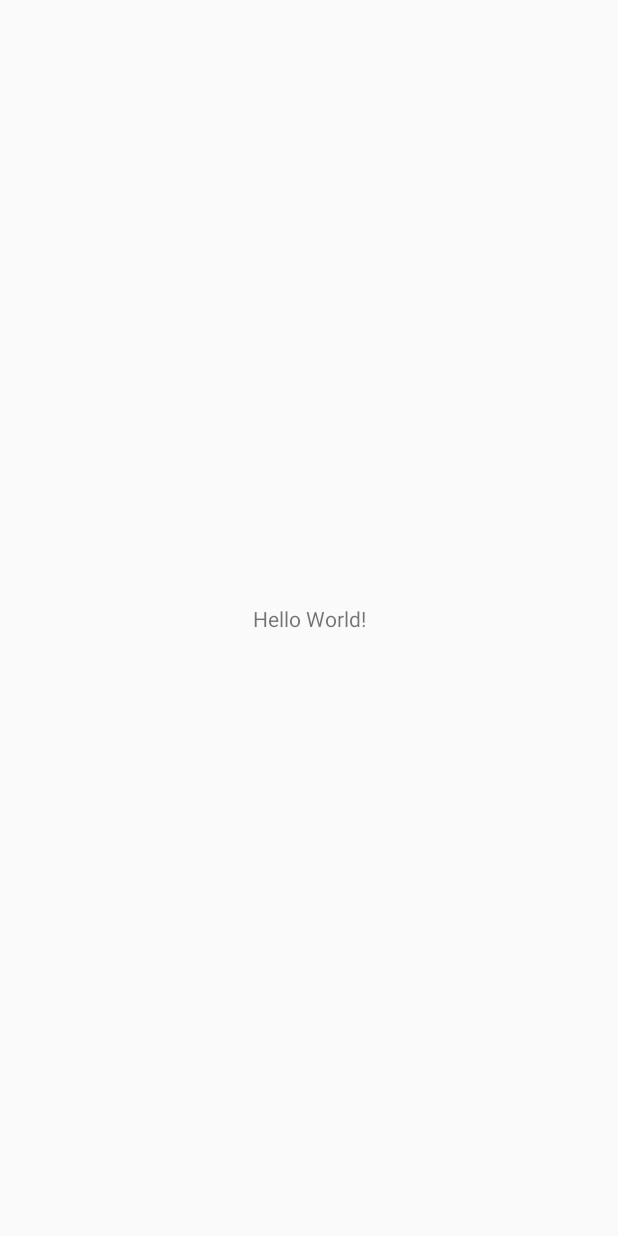
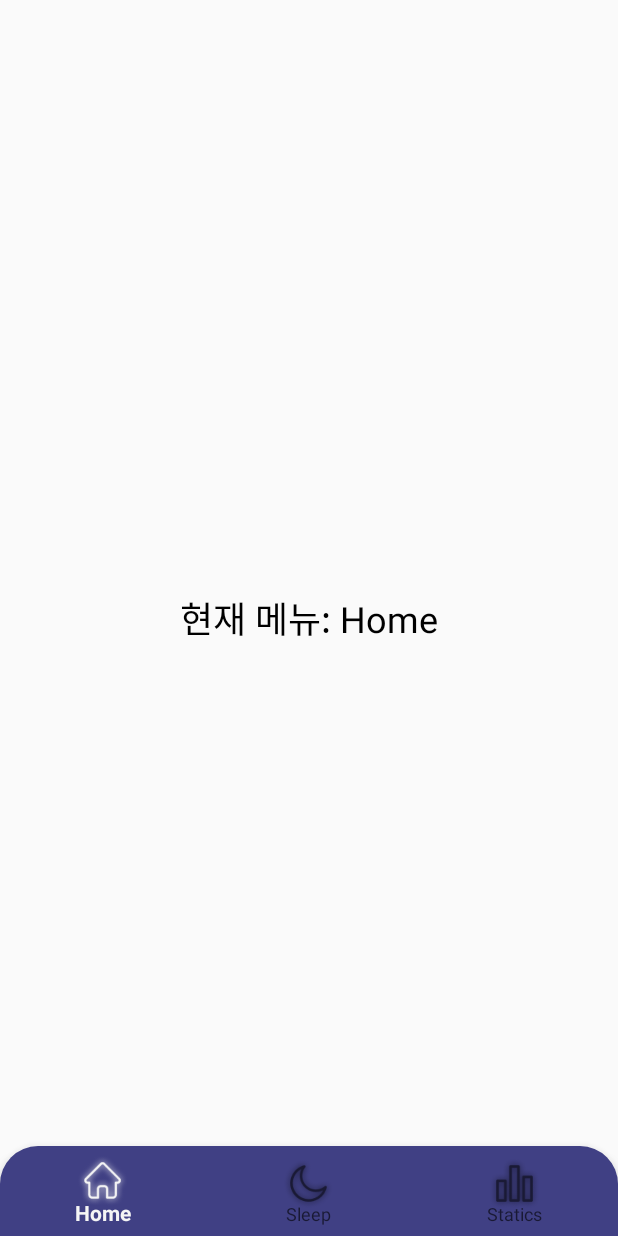
Before and after one commit to YeRimmm-Cho/CoolcoolLog, an Android app: the MainActivity screen opened directly, with no data from a screen before it, on a phone screen of 412 x 824 dp. Before the commit the screen is almost empty. Run offline under Robolectric (Android 15) with nearby library versions, the phone set to English and light mode, and no system bars.

Commit message:
Feat: 메뉴바 구현

```diff
--- a/app/build.gradle.kts
+++ b/app/build.gradle.kts
@@ -40,4 +40,10 @@ dependencies {
     testImplementation(libs.junit)
     androidTestImplementation(libs.ext.junit)
     androidTestImplementation(libs.espresso.core)
+
+    // 추가 의존성
+
+    // 하단 네비게이션 바 의존성
+    implementation("com.google.android.material:material:1.9.0")
+
 }
--- a/app/src/main/java/com/example/coolcoollog/MainActivity.java
+++ b/app/src/main/java/com/example/coolcoollog/MainActivity.java
@@ -1,24 +1,36 @@
 package com.example.coolcoollog;
 
 import android.os.Bundle;
-
-import androidx.activity.EdgeToEdge;
+import android.widget.Toast;
 import androidx.appcompat.app.AppCompatActivity;
-import androidx.core.graphics.Insets;
-import androidx.core.view.ViewCompat;
-import androidx.core.view.WindowInsetsCompat;
+import com.google.android.material.bottomnavigation.BottomNavigationView;
 
 public class MainActivity extends AppCompatActivity {
 
     @Override
     protected void onCreate(Bundle savedInstanceState) {
         super.onCreate(savedInstanceState);
-        EdgeToEdge.enable(this);
         setContentView(R.layout.activity_main);
-        ViewCompat.setOnApplyWindowInsetsListener(findViewById(R.id.main), (v, insets) -> {
-            Insets systemBars = insets.getInsets(WindowInsetsCompat.Type.systemBars());
-            v.setPadding(systemBars.left, systemBars.top, systemBars.right, systemBars.bottom);
-            return insets;
+
+        // BottomNavigationView 설정
+        BottomNavigationView bottomNavigationView = findViewById(R.id.bottom_navigation);
+
+        // 메뉴 아이템 선택 이벤트 처리
+        bottomNavigationView.setOnItemSelectedListener(item -> {
+            int itemId = item.getItemId();
+
+            if (itemId == R.id.nav_home) {
+                Toast.makeText(this, "Home 선택됨", Toast.LENGTH_SHORT).show();
+                return true;
+            } else if (itemId == R.id.nav_sleep) {
+                Toast.makeText(this, "Sleep 선택됨", Toast.LENGTH_SHORT).show();
+                return true;
+            } else if (itemId == R.id.nav_statistics) {
+                Toast.makeText(this, "Statistics 선택됨", Toast.LENGTH_SHORT).show();
+                return true;
+            } else {
+                return false;
+            }
         });
     }
 }
--- /dev/null
+++ b/app/src/main/res/drawable/background_menu.xml
@@ -0,0 +1,16 @@
+<shape xmlns:android="http://schemas.android.com/apk/res/android">
+    <solid android:color="@color/menu_purple" />
+
+    <!-- 모서리 둥글게: 위쪽만 둥글게 -->
+    <corners
+        android:topLeftRadius="25dp"
+        android:topRightRadius="25dp"
+        android:bottomLeftRadius="0dp"
+        android:bottomRightRadius="0dp" />
+
+    <padding
+        android:paddingLeft="12dp"
+        android:paddingTop="12dp"
+        android:paddingRight="12dp"
+        android:paddingBottom="12dp" />
+</shape>
--- /dev/null
+++ b/app/src/main/res/drawable/ic_home_selector.xml
@@ -0,0 +1,6 @@
+<selector xmlns:android="http://schemas.android.com/apk/res/android">
+    <!-- 선택된 상태 -->
+    <item android:state_checked="true" android:drawable="@drawable/ic_home_selected" />
+    <!-- 선택되지 않은 상태 -->
+    <item android:drawable="@drawable/ic_home" />
+</selector>
--- /dev/null
+++ b/app/src/main/res/drawable/ic_sleep_selector.xml
@@ -0,0 +1,6 @@
+<selector xmlns:android="http://schemas.android.com/apk/res/android">
+    <!-- 선택된 상태 -->
+    <item android:state_checked="true" android:drawable="@drawable/ic_sleep_selected" />
+    <!-- 선택되지 않은 상태 -->
+    <item android:drawable="@drawable/ic_sleep" />
+</selector>
--- /dev/null
+++ b/app/src/main/res/drawable/ic_statistics_selector.xml
@@ -0,0 +1,6 @@
+<selector xmlns:android="http://schemas.android.com/apk/res/android">
+    <!-- 선택된 상태 -->
+    <item android:state_checked="true" android:drawable="@drawable/ic_statistics_selected" />
+    <!-- 선택되지 않은 상태 -->
+    <item android:drawable="@drawable/ic_statistics" />
+</selector>
--- a/app/src/main/res/layout/activity_main.xml
+++ b/app/src/main/res/layout/activity_main.xml
@@ -1,19 +1,25 @@
-<?xml version="1.0" encoding="utf-8"?>
-<androidx.constraintlayout.widget.ConstraintLayout xmlns:android="http://schemas.android.com/apk/res/android"
+<RelativeLayout xmlns:android="http://schemas.android.com/apk/res/android"
     xmlns:app="http://schemas.android.com/apk/res-auto"
-    xmlns:tools="http://schemas.android.com/tools"
-    android:id="@+id/main"
     android:layout_width="match_parent"
-    android:layout_height="match_parent"
-    tools:context=".MainActivity">
+    android:layout_height="match_parent">
 
+    <!-- 현재 선택된 메뉴를 표시할 TextView -->
     <TextView
+        android:id="@+id/menu_status"
         android:layout_width="wrap_content"
         android:layout_height="wrap_content"
-        android:text="Hello World!"
-        app:layout_constraintBottom_toBottomOf="parent"
-        app:layout_constraintEnd_toEndOf="parent"
-        app:layout_constraintStart_toStartOf="parent"
-        app:layout_constraintTop_toTopOf="parent" />
+        android:layout_centerInParent="true"
+        android:text="현재 메뉴: Home"
+        android:textSize="24sp"
+        android:textColor="#000000" />
 
-</androidx.constraintlayout.widget.ConstraintLayout>
+    <!-- 하단 네비게이션 바 -->
+    <com.google.android.material.bottomnavigation.BottomNavigationView
+        android:id="@+id/bottom_navigation"
+        android:layout_width="match_parent"
+        android:layout_height="60dp"
+        app:itemIconSize="34dp"
+        android:layout_alignParentBottom="true"
+        app:menu="@menu/bottom_nav_menu"
+        android:background="@drawable/background_menu" />
+</RelativeLayout>
--- /dev/null
+++ b/app/src/main/res/menu/bottom_nav_menu.xml
@@ -0,0 +1,18 @@
+<menu xmlns:android="http://schemas.android.com/apk/res/android">
+
+    <item
+        android:id="@+id/nav_home"
+        android:icon="@drawable/ic_home_selector"
+        android:title="Home" />
+
+    <item
+        android:id="@+id/nav_sleep"
+        android:icon="@drawable/ic_sleep_selector"
+        android:title="Sleep" />
+
+    <item
+        android:id="@+id/nav_statistics"
+        android:icon="@drawable/ic_statistics_selector"
+        android:title="Statics" />
+
+</menu>
--- a/app/src/main/res/values/colors.xml
+++ b/app/src/main/res/values/colors.xml
@@ -2,4 +2,8 @@
 <resources>
     <color name="black">#FF000000</color>
     <color name="white">#FFFFFFFF</color>
+
+    <color name="menu_purple">#404084</color>
+    <color name="light_purple">#9192FF</color>
+    <color name="dark_purple">#312374</color>
 </resources>
```
Also changed, not shown: app/src/main/res/drawable/ic_alarm.png (added), app/src/main/res/drawable/ic_bed.png (added), app/src/main/res/drawable/ic_bell.png (added), app/src/main/res/drawable/ic_check.png (added), app/src/main/res/drawable/ic_home.png (added), app/src/main/res/drawable/ic_home_selected.png (added), app/src/main/res/drawable/ic_moon.png (added), app/src/main/res/drawable/ic_sleep.png (added), app/src/main/res/drawable/ic_sleep_selected.png (added), app/src/main/res/drawable/ic_statistics.png (added), app/src/main/res/drawable/ic_statistics_selected.png (added).
